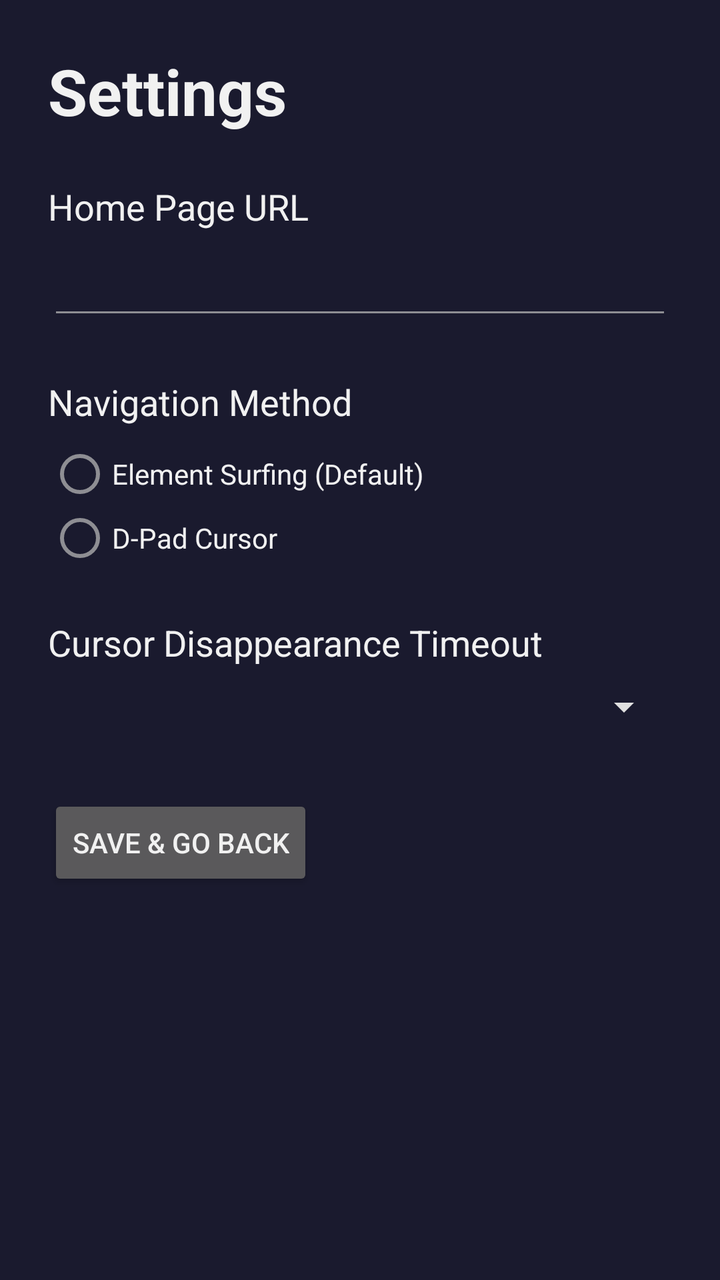
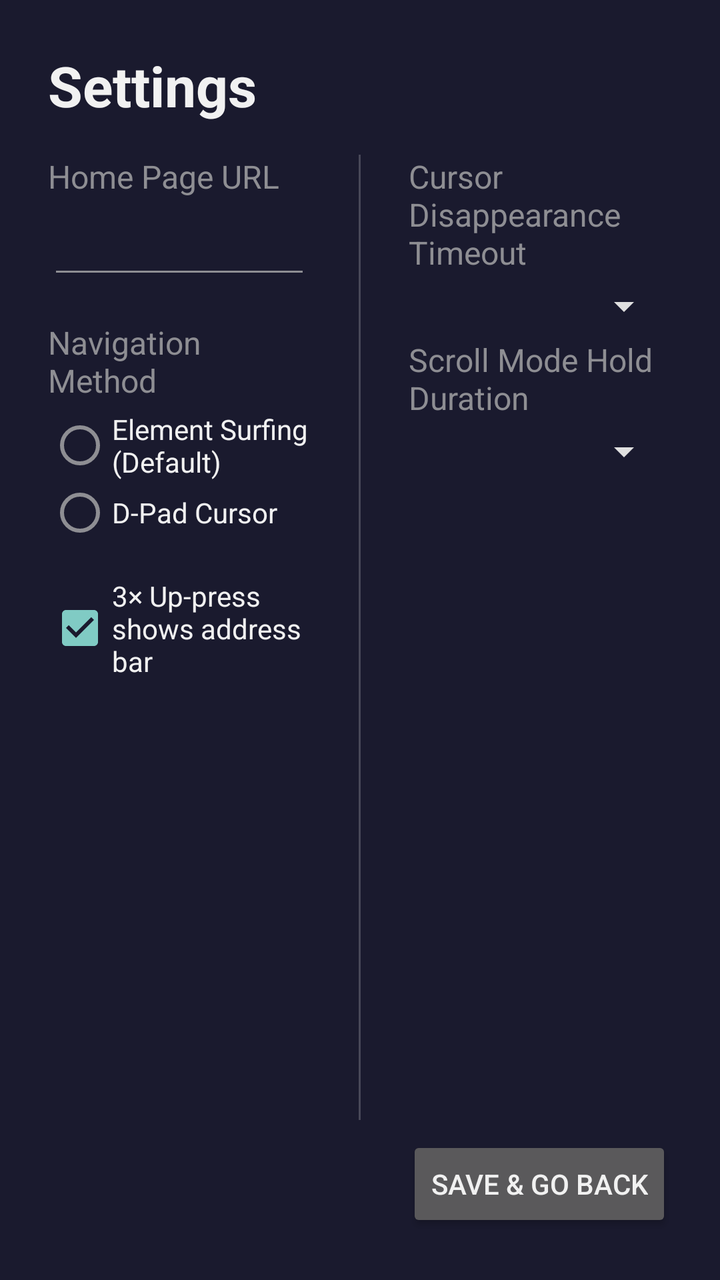

The first picture is an Android layout as it rendered before a commit; the second is the same layout after the commit. The layout source and the unified diff follow.
<!-- AndroidManifest.xml: application theme AppTheme -->
<!-- res/layout/fragment_settings.xml -->
<?xml version="1.0" encoding="utf-8"?>
<ScrollView xmlns:android="http://schemas.android.com/apk/res/android"
    android:layout_width="match_parent"
    android:layout_height="match_parent"
    android:background="@color/background_primary"
    android:padding="24dp">

    <LinearLayout
        android:layout_width="match_parent"
        android:layout_height="wrap_content"
        android:orientation="vertical"
        android:focusable="false">

        <TextView
            android:layout_width="wrap_content"
            android:layout_height="wrap_content"
            android:text="@string/settings_title"
            android:textSize="32sp"
            android:textColor="@color/text_primary"
            android:textStyle="bold"
            android:layout_marginBottom="24dp" />

        <TextView
            android:layout_width="wrap_content"
            android:layout_height="wrap_content"
            android:text="@string/settings_home_page"
            android:textSize="18sp"
            android:textColor="@color/text_primary"
            android:layout_marginBottom="8dp" />

        <EditText
            android:id="@+id/edit_home_page"
            android:layout_width="match_parent"
            android:layout_height="wrap_content"
            android:textColor="@color/text_primary"
            android:textColorHint="@color/text_secondary"
            android:inputType="textUri"
            android:singleLine="true"
            android:focusable="true"
            android:layout_marginBottom="24dp" />

        <TextView
            android:layout_width="wrap_content"
            android:layout_height="wrap_content"
            android:text="@string/settings_nav_method"
            android:textSize="18sp"
            android:textColor="@color/text_primary"
            android:layout_marginBottom="8dp" />

        <RadioGroup
            android:id="@+id/radio_nav_method"
            android:layout_width="match_parent"
            android:layout_height="wrap_content"
            android:layout_marginBottom="24dp">
            
            <RadioButton
                android:id="@+id/radio_nav_surfing"
                android:layout_width="wrap_content"
                android:layout_height="wrap_content"
                android:text="@string/nav_method_surfing"
                android:textColor="@color/text_primary"
                android:focusable="true" />
                
            <RadioButton
                android:id="@+id/radio_nav_cursor"
                android:layout_width="wrap_content"
                android:layout_height="wrap_content"
                android:text="@string/nav_method_cursor"
                android:textColor="@color/text_primary"
                android:focusable="true" />
        </RadioGroup>

        <TextView
            android:id="@+id/label_cursor_timeout"
            android:layout_width="wrap_content"
            android:layout_height="wrap_content"
            android:text="@string/settings_cursor_timeout"
            android:textSize="18sp"
            android:textColor="@color/text_primary"
            android:layout_marginBottom="8dp" />

        <Spinner
            android:id="@+id/spinner_cursor_timeout"
            android:layout_width="match_parent"
            android:layout_height="wrap_content"
            android:focusable="true"
            android:backgroundTint="@color/icon_primary"
            android:layout_marginBottom="8dp" />

        <EditText
            android:id="@+id/edit_custom_timeout"
            android:layout_width="match_parent"
            android:layout_height="wrap_content"
            android:textColor="@color/text_primary"
            android:textColorHint="@color/text_secondary"
            android:hint="@string/custom_timeout_hint"
            android:inputType="number"
            android:singleLine="true"
            android:focusable="true"
            android:visibility="gone"
            android:layout_marginBottom="24dp" />

        <Button
            android:id="@+id/button_save"
            android:layout_width="wrap_content"
            android:layout_height="wrap_content"
            android:text="@string/save_settings"
            android:layout_marginTop="24dp"
            android:focusable="true" />
    </LinearLayout>
</ScrollView>
<!-- resources referenced by this layout -->
<resources>
  <color name="background_primary">#FF1A1A2E</color>
  <color name="icon_primary">#FFE0E0E0</color>
  <color name="text_primary">#FFF1F1F1</color>
  <color name="text_secondary">#FF8E8E93</color>
  <string name="custom_timeout_hint">Timeout in seconds (Max 60)</string>
  <string name="nav_method_cursor">D-Pad Cursor</string>
  <string name="nav_method_surfing">Element Surfing (Default)</string>
  <string name="save_settings">Save &amp; Go Back</string>
  <string name="settings_cursor_timeout">Cursor Disappearance Timeout</string>
  <string name="settings_home_page">Home Page URL</string>
  <string name="settings_nav_method">Navigation Method</string>
  <string name="settings_title">Settings</string>
  <style name="AppTheme" parent="Theme.AppCompat.NoActionBar">
          <item name="android:windowBackground">@color/background_primary</item>
          <item name="android:colorPrimary">@color/accent</item>
          <item name="android:colorPrimaryDark">@color/background_primary</item>
          <item name="android:colorAccent">@color/focus_highlight</item>
          <item name="android:textColorPrimary">@color/text_primary</item>
          <item name="android:textColorSecondary">@color/text_secondary</item>
          <item name="android:windowIsTranslucent">false</item>
          <item name="android:windowNoTitle">true</item>
          <item name="android:backgroundDimEnabled">false</item>
      </style>
  <color name="accent">#FF533483</color>
  <color name="focus_highlight">#FF9D4EDD</color>
</resources>

<!-- the commit's change to res/layout/fragment_settings.xml (unified diff, before → after) -->
@@ -1,111 +1,171 @@
 <?xml version="1.0" encoding="utf-8"?>
-<ScrollView xmlns:android="http://schemas.android.com/apk/res/android"
+<LinearLayout xmlns:android="http://schemas.android.com/apk/res/android"
     android:layout_width="match_parent"
     android:layout_height="match_parent"
     android:background="@color/background_primary"
+    android:orientation="vertical"
     android:padding="24dp">
 
+    <TextView
+        android:layout_width="wrap_content"
+        android:layout_height="wrap_content"
+        android:text="@string/settings_title"
+        android:textSize="28sp"
+        android:textColor="@color/text_primary"
+        android:textStyle="bold"
+        android:layout_marginBottom="16dp" />
+
+    
     <LinearLayout
         android:layout_width="match_parent"
-        android:layout_height="wrap_content"
-        android:orientation="vertical"
-        android:focusable="false">
+        android:layout_height="0dp"
+        android:layout_weight="1"
+        android:orientation="horizontal">
 
-        <TextView
-            android:layout_width="wrap_content"
-            android:layout_height="wrap_content"
-            android:text="@string/settings_title"
-            android:textSize="32sp"
-            android:textColor="@color/text_primary"
-            android:textStyle="bold"
-            android:layout_marginBottom="24dp" />
+        
+        <LinearLayout
+            android:layout_width="0dp"
+            android:layout_height="match_parent"
+            android:layout_weight="1"
+            android:orientation="vertical"
+            android:paddingEnd="16dp">
 
-        <TextView
-            android:layout_width="wrap_content"
-            android:layout_height="wrap_content"
-            android:text="@string/settings_home_page"
-            android:textSize="18sp"
-            android:textColor="@color/text_primary"
-            android:layout_marginBottom="8dp" />
-
-        <EditText
-            android:id="@+id/edit_home_page"
-            android:layout_width="match_parent"
-            android:layout_height="wrap_content"
-            android:textColor="@color/text_primary"
-            android:textColorHint="@color/text_secondary"
-            android:inputType="textUri"
-            android:singleLine="true"
-            android:focusable="true"
-            android:layout_marginBottom="24dp" />
-
-        <TextView
-            android:layout_width="wrap_content"
-            android:layout_height="wrap_content"
-            android:text="@string/settings_nav_method"
-            android:textSize="18sp"
-            android:textColor="@color/text_primary"
-            android:layout_marginBottom="8dp" />
-
-        <RadioGroup
-            android:id="@+id/radio_nav_method"
-            android:layout_width="match_parent"
-            android:layout_height="wrap_content"
-            android:layout_marginBottom="24dp">
             
-            <RadioButton
-                android:id="@+id/radio_nav_surfing"
+            <TextView
                 android:layout_width="wrap_content"
                 android:layout_height="wrap_content"
-                android:text="@string/nav_method_surfing"
+                android:text="@string/settings_home_page"
+                android:textSize="16sp"
+                android:textColor="@color/text_secondary"
+                android:layout_marginBottom="4dp" />
+
+            <EditText
+                android:id="@+id/edit_home_page"
+                android:layout_width="match_parent"
+                android:layout_height="wrap_content"
                 android:textColor="@color/text_primary"
-                android:focusable="true" />
-                
-            <RadioButton
-                android:id="@+id/radio_nav_cursor"
+                android:textColorHint="@color/text_secondary"
+                android:inputType="textUri"
+                android:singleLine="true"
+                android:focusable="true"
+                android:layout_marginBottom="16dp" />
+
+            
+            <TextView
                 android:layout_width="wrap_content"
                 android:layout_height="wrap_content"
-                android:text="@string/nav_method_cursor"
+                android:text="@string/settings_nav_method"
+                android:textSize="16sp"
+                android:textColor="@color/text_secondary"
+                android:layout_marginBottom="4dp" />
+
+            <RadioGroup
+                android:id="@+id/radio_nav_method"
+                android:layout_width="match_parent"
+                android:layout_height="wrap_content"
+                android:layout_marginBottom="16dp">
+
+                <RadioButton
+                    android:id="@+id/radio_nav_surfing"
+                    android:layout_width="wrap_content"
+                    android:layout_height="wrap_content"
+                    android:text="@string/nav_method_surfing"
+                    android:textColor="@color/text_primary"
+                    android:focusable="true" />
+
+                <RadioButton
+                    android:id="@+id/radio_nav_cursor"
+                    android:layout_width="wrap_content"
+                    android:layout_height="wrap_content"
+                    android:text="@string/nav_method_cursor"
+                    android:textColor="@color/text_primary"
+                    android:focusable="true" />
+            </RadioGroup>
+
+            
+            <CheckBox
+                android:id="@+id/checkbox_triple_up"
+                android:layout_width="match_parent"
+                android:layout_height="wrap_content"
+                android:text="3× Up-press shows address bar"
                 android:textColor="@color/text_primary"
-                android:focusable="true" />
-        </RadioGroup>
+                android:focusable="true"
+                android:checked="true" />
 
-        <TextView
-            android:id="@+id/label_cursor_timeout"
-            android:layout_width="wrap_content"
-            android:layout_height="wrap_content"
-            android:text="@string/settings_cursor_timeout"
-            android:textSize="18sp"
-            android:textColor="@color/text_primary"
-            android:layout_marginBottom="8dp" />
+        </LinearLayout>
 
-        <Spinner
-            android:id="@+id/spinner_cursor_timeout"
-            android:layout_width="match_parent"
-            android:layout_height="wrap_content"
-            android:focusable="true"
-            android:backgroundTint="@color/icon_primary"
-            android:layout_marginBottom="8dp" />
+        
+        <View
+            android:layout_width="1dp"
+            android:layout_height="match_parent"
+            android:background="#33FFFFFF"
+            android:layout_marginHorizontal="8dp" />
 
-        <EditText
-            android:id="@+id/edit_custom_timeout"
-            android:layout_width="match_parent"
-            android:layout_height="wrap_content"
-            android:textColor="@color/text_primary"
-            android:textColorHint="@color/text_secondary"
-            android:hint="@string/custom_timeout_hint"
-            android:inputType="number"
-            android:singleLine="true"
-            android:focusable="true"
-            android:visibility="gone"
-            android:layout_marginBottom="24dp" />
+        
+        <LinearLayout
+            android:layout_width="0dp"
+            android:layout_height="match_parent"
+            android:layout_weight="1"
+            android:orientation="vertical"
+            android:paddingStart="16dp">
 
-        <Button
-            android:id="@+id/button_save"
-            android:layout_width="wrap_content"
-            android:layout_height="wrap_content"
-            android:text="@string/save_settings"
-            android:layout_marginTop="24dp"
-            android:focusable="true" />
+            
+            <TextView
+                android:id="@+id/label_cursor_timeout"
+                android:layout_width="wrap_content"
+                android:layout_height="wrap_content"
+                android:text="@string/settings_cursor_timeout"
+                android:textSize="16sp"
+                android:textColor="@color/text_secondary"
+                android:layout_marginBottom="4dp" />
+
+            <Spinner
+                android:id="@+id/spinner_cursor_timeout"
+                android:layout_width="match_parent"
+                android:layout_height="wrap_content"
+                android:focusable="true"
+                android:backgroundTint="@color/icon_primary"
+                android:layout_marginBottom="4dp" />
+
+            <EditText
+                android:id="@+id/edit_custom_timeout"
+                android:layout_width="match_parent"
+                android:layout_height="wrap_content"
+                android:textColor="@color/text_primary"
+                android:textColorHint="@color/text_secondary"
+                android:hint="@string/custom_timeout_hint"
+                android:inputType="number"
+                android:singleLine="true"
+                android:focusable="true"
+                android:visibility="gone"
+                android:layout_marginBottom="16dp" />
+
+            
+            <TextView
+                android:layout_width="wrap_content"
+                android:layout_height="wrap_content"
+                android:text="Scroll Mode Hold Duration"
+                android:textSize="16sp"
+                android:textColor="@color/text_secondary"
+                android:layout_marginBottom="4dp" />
+
+            <Spinner
+                android:id="@+id/spinner_scroll_hold_duration"
+                android:layout_width="match_parent"
+                android:layout_height="wrap_content"
+                android:focusable="true"
+                android:backgroundTint="@color/icon_primary" />
+
+        </LinearLayout>
     </LinearLayout>
-</ScrollView>
+
+    
+    <Button
+        android:id="@+id/button_save"
+        android:layout_width="wrap_content"
+        android:layout_height="wrap_content"
+        android:text="@string/save_settings"
+        android:layout_gravity="end"
+        android:layout_marginTop="8dp"
+        android:focusable="true" />
+</LinearLayout>
